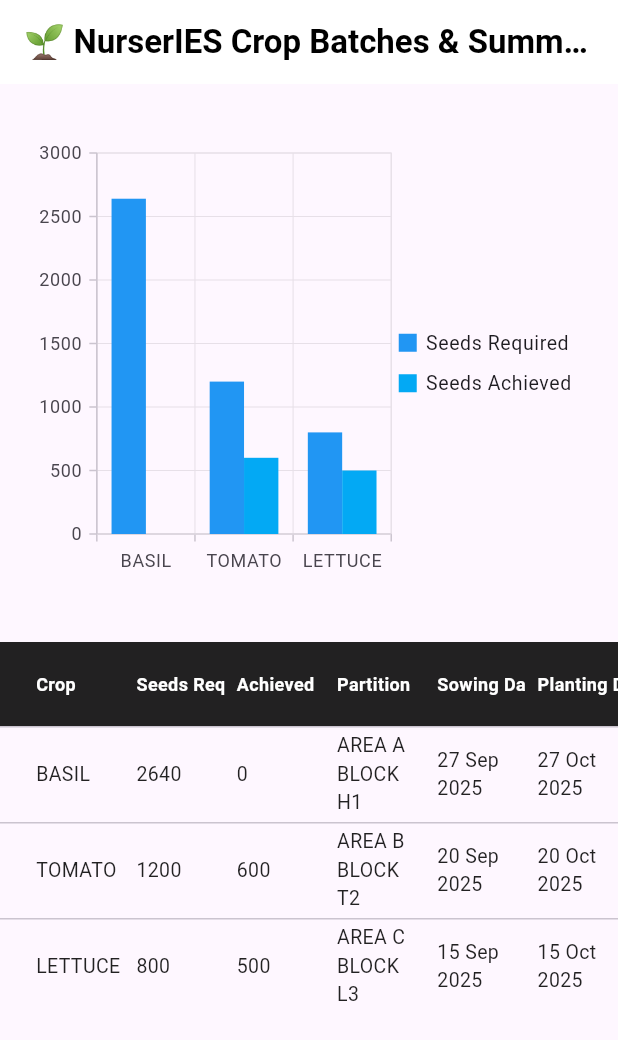
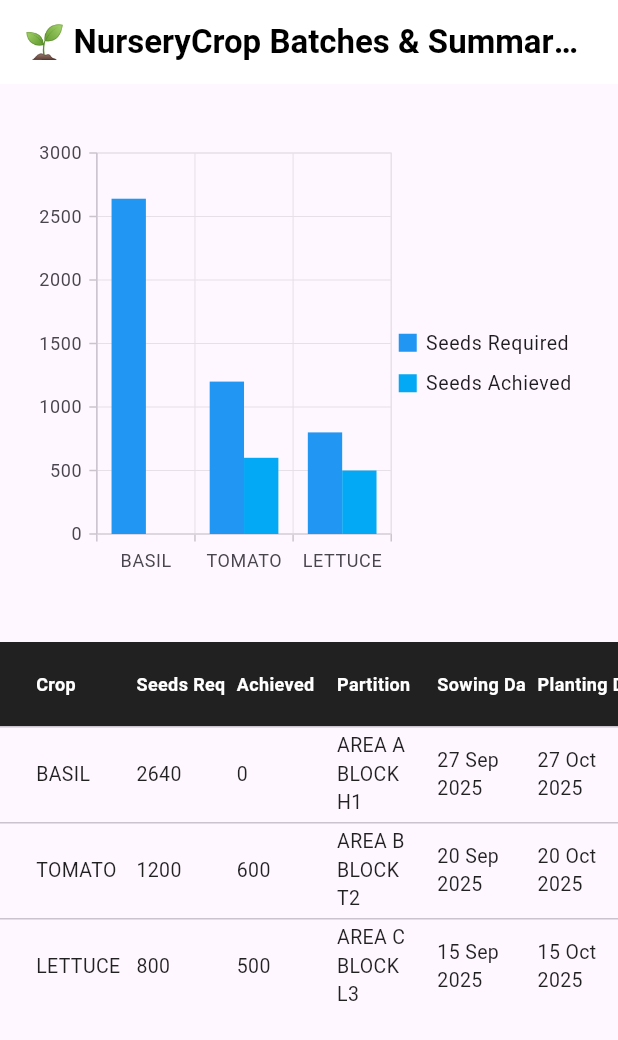
Before and after one commit to Tedpi1/nursery_app, a Flutter app: the screen it shows after launch, on a phone screen of 412 x 824 dp. Shown: the top 1040 px of the screen. Run offline on Flutter 3.47's test engine with Material 3 defaults, Android fonts, the phone set to English and light mode, and no system bars; our stand-ins replace syncfusion_flutter_charts.

Commit message:
nursery acivity done

```diff
--- a/lib/nursery/nursery.dart
+++ b/lib/nursery/nursery.dart
@@ -12,7 +12,7 @@ class NurseryDashboard extends StatelessWidget {
         backgroundColor: Colors.white,
         elevation: 0,
         title: const Text(
-          "🌱 NurserIES Crop Batches & Summary (Wk 39)",
+          "🌱 NurseryCrop Batches & Summary (Wk 39)",
           style: TextStyle(color: Colors.black, fontWeight: FontWeight.bold),
         ),
       ),
```
